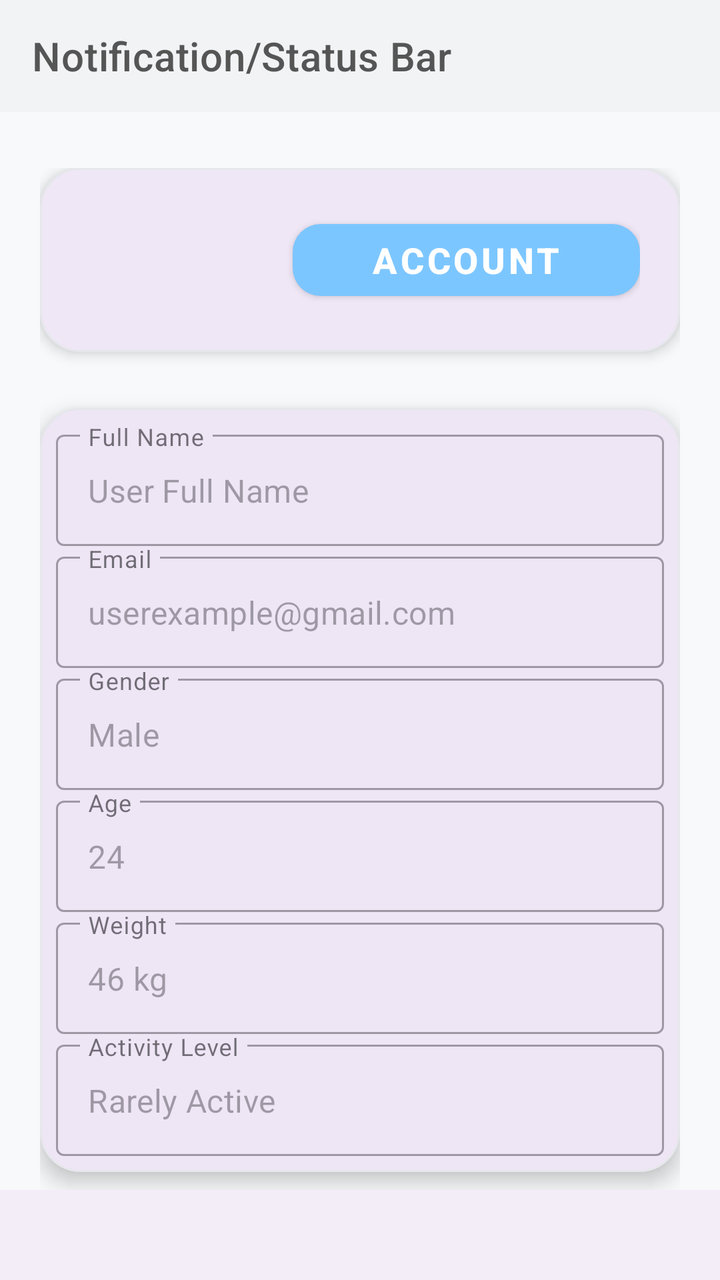
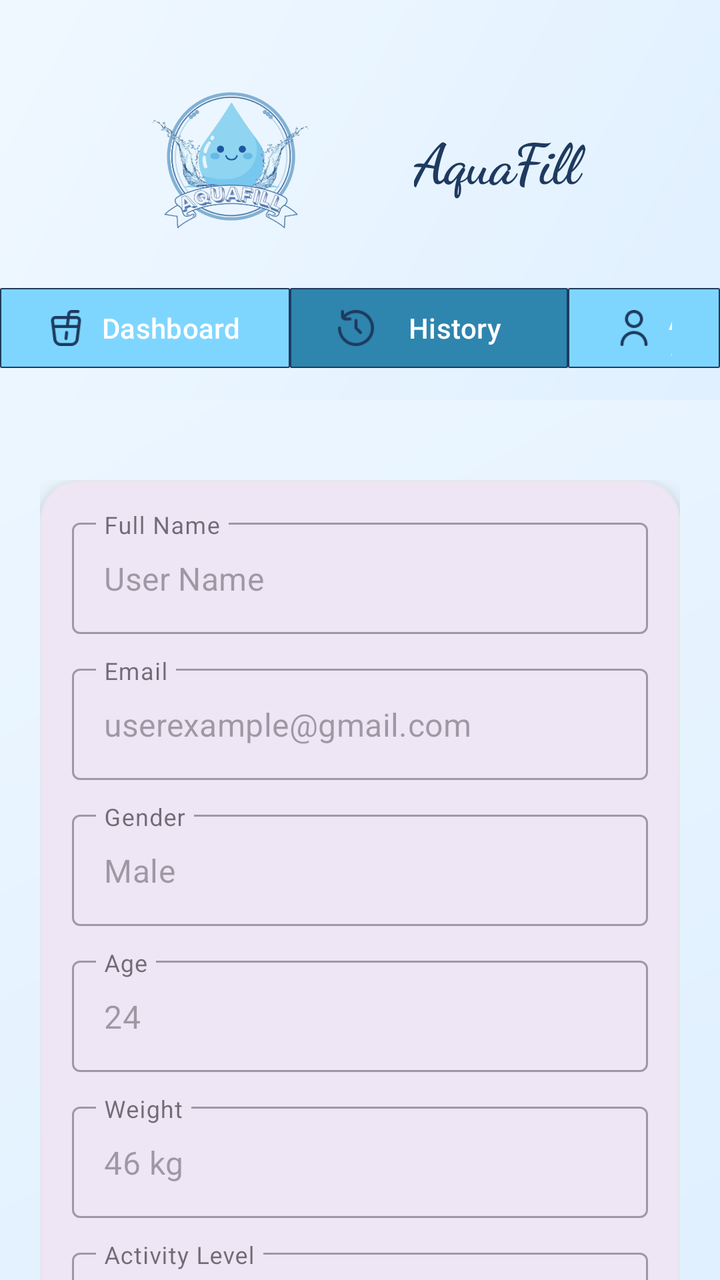

Compare the two renders of this Android layout. The source of the first and the diff that turns it into the second are given below.
<!-- AndroidManifest.xml: application theme Theme.WaterReminder -->
<!-- res/layout/activity_account_view.xml -->
<?xml version="1.0" encoding="utf-8"?>
<androidx.coordinatorlayout.widget.CoordinatorLayout
    xmlns:android="http://schemas.android.com/apk/res/android"
    xmlns:app="http://schemas.android.com/apk/res-auto"
    xmlns:tools="http://schemas.android.com/tools"
    android:layout_width="match_parent"
    android:layout_height="match_parent"
    android:background="#F8F9FA"
    tools:context=".AccountView"
    android:id="@+id/main">

    <com.google.android.material.appbar.MaterialToolbar
        android:id="@+id/toolbar"
        android:layout_width="match_parent"
        android:layout_height="wrap_content"
        android:background="#F1F3F5"
        app:title="Notification/Status Bar"
        app:titleTextColor="#555555"
        app:titleTextAppearance="@style/TextAppearance.MaterialComponents.Headline6"
        style="@style/Widget.MaterialComponents.Toolbar.Surface" />

    <androidx.core.widget.NestedScrollView
        android:layout_width="match_parent"
        android:layout_height="match_parent"
        android:layout_marginTop="?attr/actionBarSize"
        app:layout_behavior="@string/appbar_scrolling_view_behavior">

        <LinearLayout
            android:layout_width="match_parent"
            android:layout_height="wrap_content"
            android:orientation="vertical"
            android:padding="20dp">

            <com.google.android.material.card.MaterialCardView
                android:layout_width="match_parent"
                android:layout_height="wrap_content"
                android:layout_marginBottom="28dp"
                app:cardCornerRadius="20dp"
                app:cardElevation="4dp"
                app:strokeWidth="1dp"
                app:strokeColor="#E5E7EB">

                <LinearLayout
                    android:layout_width="match_parent"
                    android:layout_height="wrap_content"
                    android:padding="20dp"
                    android:gravity="center_vertical"
                    android:orientation="horizontal">

                    <LinearLayout
                        android:layout_width="wrap_content"
                        android:layout_height="wrap_content"
                        android:orientation="horizontal">

                        <com.google.android.material.imageview.ShapeableImageView
                            android:layout_width="58dp"
                            android:layout_height="52dp"
                            android:backgroundTint="#E2E8F0"
                            android:contentDescription="Avatar"
                            />

                        <com.google.android.material.imageview.ShapeableImageView
                            android:layout_width="52dp"
                            android:layout_height="52dp"
                            android:backgroundTint="#E2E8F0"
                            android:layout_marginStart="-20dp"
                            android:contentDescription="Avatar" />

                    </LinearLayout>

                    <com.google.android.material.button.MaterialButton
                        android:layout_width="0dp"
                        android:layout_height="wrap_content"
                        android:layout_weight="1"
                        android:text="Account"
                        android:textSize="18sp"
                        android:textStyle="bold"
                        android:layout_marginStart="16dp"
                        app:cornerRadius="14dp"
                        app:backgroundTint="#7CC6FF"
                        style="@style/Widget.MaterialComponents.Button" />

                </LinearLayout>
            </com.google.android.material.card.MaterialCardView>

            <com.google.android.material.card.MaterialCardView
                android:layout_width="match_parent"
                android:layout_height="wrap_content"
                app:cardCornerRadius="20dp"
                app:cardElevation="6dp"
                app:strokeWidth="1dp"
                app:strokeColor="#E5E7EB">

                <LinearLayout
                    android:layout_width="match_parent"
                    android:layout_height="wrap_content"
                    android:orientation="vertical"
                    android:padding="8dp">

                    <com.google.android.material.textfield.TextInputLayout
                        android:layout_width="match_parent"
                        android:layout_height="wrap_content"
                        android:hint="Full Name"
                        style="@style/Widget.MaterialComponents.TextInputLayout.OutlinedBox">

                        <com.google.android.material.textfield.TextInputEditText
                            android:layout_width="match_parent"
                            android:layout_height="wrap_content"
                            android:text="User Full Name"
                            android:enabled="false" />
                    </com.google.android.material.textfield.TextInputLayout>

                    <com.google.android.material.textfield.TextInputLayout
                        android:layout_width="match_parent"
                        android:layout_height="wrap_content"
                        android:hint="Email"
                        style="@style/Widget.MaterialComponents.TextInputLayout.OutlinedBox">

                        <com.google.android.material.textfield.TextInputEditText
                            android:layout_width="match_parent"
                            android:layout_height="wrap_content"
                            android:text="userexample@gmail.com"
                            android:enabled="false" />
                    </com.google.android.material.textfield.TextInputLayout>

                    <com.google.android.material.textfield.TextInputLayout
                        android:layout_width="match_parent"
                        android:layout_height="wrap_content"
                        android:hint="Gender"
                        style="@style/Widget.MaterialComponents.TextInputLayout.OutlinedBox">

                        <com.google.android.material.textfield.TextInputEditText
                            android:layout_width="match_parent"
                            android:layout_height="wrap_content"
                            android:text="Male"
                            android:enabled="false" />
                    </com.google.android.material.textfield.TextInputLayout>

                    <com.google.android.material.textfield.TextInputLayout
                        android:layout_width="match_parent"
                        android:layout_height="wrap_content"
                        android:hint="Age"
                        style="@style/Widget.MaterialComponents.TextInputLayout.OutlinedBox">

                        <com.google.android.material.textfield.TextInputEditText
                            android:layout_width="match_parent"
                            android:layout_height="wrap_content"
                            android:text="24"
                            android:enabled="false" />
                    </com.google.android.material.textfield.TextInputLayout>

                    <com.google.android.material.textfield.TextInputLayout
                        android:layout_width="match_parent"
                        android:layout_height="wrap_content"
                        android:hint="Weight"
                        style="@style/Widget.MaterialComponents.TextInputLayout.OutlinedBox">

                        <com.google.android.material.textfield.TextInputEditText
                            android:layout_width="match_parent"
                            android:layout_height="wrap_content"
                            android:text="46 kg"
                            android:enabled="false" />
                    </com.google.android.material.textfield.TextInputLayout>

                    <com.google.android.material.textfield.TextInputLayout
                        android:layout_width="match_parent"
                        android:layout_height="wrap_content"
                        android:hint="Activity Level"
                        style="@style/Widget.MaterialComponents.TextInputLayout.OutlinedBox">

                        <com.google.android.material.textfield.TextInputEditText
                            android:layout_width="match_parent"
                            android:layout_height="wrap_content"
                            android:text="Rarely Active"
                            android:enabled="false" />
                    </com.google.android.material.textfield.TextInputLayout>

                </LinearLayout>
            </com.google.android.material.card.MaterialCardView>

            <com.google.android.material.button.MaterialButton
                android:layout_width="match_parent"
                android:layout_height="56dp"
                android:layout_marginTop="32dp"
                android:text="← Back to Dashboard"
                android:textSize="16sp"
                android:textStyle="bold"
                app:cornerRadius="16dp"
                app:backgroundTint="#4A9FFF"
                style="@style/Widget.MaterialComponents.Button" />

        </LinearLayout>
    </androidx.core.widget.NestedScrollView>

    <com.google.android.material.bottomnavigation.BottomNavigationView
        android:layout_width="match_parent"
        android:layout_height="45dp"
        android:layout_gravity="bottom"
        app:labelVisibilityMode="labeled" />

</androidx.coordinatorlayout.widget.CoordinatorLayout>
<!-- resources referenced by this layout -->
<resources>
  <style name="Theme.WaterReminder" parent="Base.Theme.WaterReminder" />
  <style name="Base.Theme.WaterReminder" parent="Theme.Material3.DayNight.NoActionBar">
          
          
      </style>
</resources>

<!-- the commit's change to res/layout/activity_account_view.xml (unified diff, before → after) -->
@@ -5,24 +5,110 @@
     xmlns:tools="http://schemas.android.com/tools"
     android:layout_width="match_parent"
     android:layout_height="match_parent"
-    android:background="#F8F9FA"
+    android:background="@drawable/bg_aquafill"
     tools:context=".AccountView"
     android:id="@+id/main">
 
-    <com.google.android.material.appbar.MaterialToolbar
-        android:id="@+id/toolbar"
+    <com.google.android.material.appbar.AppBarLayout
         android:layout_width="match_parent"
         android:layout_height="wrap_content"
-        android:background="#F1F3F5"
-        app:title="Notification/Status Bar"
-        app:titleTextColor="#555555"
-        app:titleTextAppearance="@style/TextAppearance.MaterialComponents.Headline6"
-        style="@style/Widget.MaterialComponents.Toolbar.Surface" />
+        android:background="@drawable/bg_aquafill"
+        app:elevation="0dp">
+
+        <LinearLayout
+            android:layout_width="match_parent"
+            android:layout_height="wrap_content"
+            android:orientation="vertical"
+            android:paddingHorizontal="0dp"
+            android:paddingBottom="12dp">
+
+            <LinearLayout
+                android:id="@+id/header"
+                android:layout_width="411dp"
+                android:layout_height="wrap_content"
+                android:gravity="center"
+                android:orientation="horizontal"
+                android:paddingTop="40dp"
+                android:paddingHorizontal="24dp">
+
+                <ImageView
+                    android:id="@+id/imageView"
+                    android:layout_width="3dp"
+                    android:layout_height="80dp"
+                    android:layout_weight="1"
+                    app:srcCompat="@drawable/pic" />
+
+                <TextView
+                    android:layout_width="0dp"
+                    android:layout_height="wrap_content"
+                    android:layout_weight="1"
+                    android:text="AquaFill"
+                    android:textColor="#1E3A5F"
+                    android:textSize="28sp"
+                    android:fontFamily="cursive"
+                    android:textStyle="bold"
+                    android:letterSpacing="-0.02" />
+
+            </LinearLayout>
+
+            <LinearLayout
+                android:id="@+id/navBar"
+                android:layout_width="match_parent"
+                android:layout_height="wrap_content"
+                android:orientation="horizontal"
+                android:paddingTop="20dp"
+                android:gravity="center_vertical">
+
+                <com.google.android.material.button.MaterialButton
+                    android:id="@+id/btn_dashboard"
+                    style="@style/Widget.Material3.Button"
+                    android:layout_width="145dp"
+                    android:layout_height="48dp"
+                    android:text="Dashboard"
+                    android:textSize="14sp"
+                    app:backgroundTint="#7ED6FF"
+                    app:cornerRadius="1dp"
+                    app:icon="@drawable/drinkdash"
+                    app:iconTint="#1E3A5F"
+                    app:strokeColor="#1E3A5F"
+                    app:strokeWidth="0.5dp"/>
+
+                <com.google.android.material.button.MaterialButton
+                    android:id="@+id/btnHisto"
+                    style="@style/Widget.Material3.Button"
+                    android:layout_width="139dp"
+                    android:layout_height="48dp"
+                    android:text="History"
+                    android:textSize="14sp"
+                    app:icon="@drawable/histdash"
+                    app:cornerRadius="1dp"
+                    app:backgroundTint="#2E85AE"
+                    app:iconTint="#1E3A5F"
+                    app:strokeColor="#1E3A5F"
+                    app:strokeWidth="0.5dp" />
+
+                <com.google.android.material.button.MaterialButton
+                    android:id="@+id/btnAcc"
+                    style="@style/Widget.Material3.Button"
+                    android:layout_width="wrap_content"
+                    android:layout_height="48dp"
+                    android:text="Account"
+                    android:textSize="14sp"
+                    app:icon="@drawable/acc"
+                    app:cornerRadius="1dp"
+                    app:backgroundTint="#7ED6FF"
+                    app:iconTint="#1E3A5F"
+                    app:strokeColor="#1E3A5F"
+                    app:strokeWidth="0.5dp" />
+            </LinearLayout>
+
+        </LinearLayout>
+    </com.google.android.material.appbar.AppBarLayout>
 
     <androidx.core.widget.NestedScrollView
         android:layout_width="match_parent"
         android:layout_height="match_parent"
-        android:layout_marginTop="?attr/actionBarSize"
+        android:layout_marginTop="20dp"
         app:layout_behavior="@string/appbar_scrolling_view_behavior">
 
         <LinearLayout
@@ -30,58 +116,6 @@
             android:layout_height="wrap_content"
             android:orientation="vertical"
             android:padding="20dp">
-
-            <com.google.android.material.card.MaterialCardView
-                android:layout_width="match_parent"
-                android:layout_height="wrap_content"
-                android:layout_marginBottom="28dp"
-                app:cardCornerRadius="20dp"
-                app:cardElevation="4dp"
-                app:strokeWidth="1dp"
-                app:strokeColor="#E5E7EB">
-
-                <LinearLayout
-                    android:layout_width="match_parent"
-                    android:layout_height="wrap_content"
-                    android:padding="20dp"
-                    android:gravity="center_vertical"
-                    android:orientation="horizontal">
-
-                    <LinearLayout
-                        android:layout_width="wrap_content"
-                        android:layout_height="wrap_content"
-                        android:orientation="horizontal">
-
-                        <com.google.android.material.imageview.ShapeableImageView
-                            android:layout_width="58dp"
-                            android:layout_height="52dp"
-                            android:backgroundTint="#E2E8F0"
-                            android:contentDescription="Avatar"
-                            />
-
-                        <com.google.android.material.imageview.ShapeableImageView
-                            android:layout_width="52dp"
-                            android:layout_height="52dp"
-                            android:backgroundTint="#E2E8F0"
-                            android:layout_marginStart="-20dp"
-                            android:contentDescription="Avatar" />
-
-                    </LinearLayout>
-
-                    <com.google.android.material.button.MaterialButton
-                        android:layout_width="0dp"
-                        android:layout_height="wrap_content"
-                        android:layout_weight="1"
-                        android:text="Account"
-                        android:textSize="18sp"
-                        android:textStyle="bold"
-                        android:layout_marginStart="16dp"
-                        app:cornerRadius="14dp"
-                        app:backgroundTint="#7CC6FF"
-                        style="@style/Widget.MaterialComponents.Button" />
-
-                </LinearLayout>
-            </com.google.android.material.card.MaterialCardView>
 
             <com.google.android.material.card.MaterialCardView
                 android:layout_width="match_parent"
@@ -95,24 +129,26 @@
                     android:layout_width="match_parent"
                     android:layout_height="wrap_content"
                     android:orientation="vertical"
-                    android:padding="8dp">
-
-                    <com.google.android.material.textfield.TextInputLayout
-                        android:layout_width="match_parent"
-                        android:layout_height="wrap_content"
+                    android:padding="16dp">
+
+                    <com.google.android.material.textfield.TextInputLayout
+                        android:layout_width="match_parent"
+                        android:layout_height="wrap_content"
+                        android:layout_marginBottom="12dp"
                         android:hint="Full Name"
                         style="@style/Widget.MaterialComponents.TextInputLayout.OutlinedBox">
 
                         <com.google.android.material.textfield.TextInputEditText
                             android:layout_width="match_parent"
                             android:layout_height="wrap_content"
-                            android:text="User Full Name"
-                            android:enabled="false" />
-                    </com.google.android.material.textfield.TextInputLayout>
-
-                    <com.google.android.material.textfield.TextInputLayout
-                        android:layout_width="match_parent"
-                        android:layout_height="wrap_content"
+                            android:text="User Name"
+                            android:enabled="false" />
+                    </com.google.android.material.textfield.TextInputLayout>
+
+                    <com.google.android.material.textfield.TextInputLayout
+                        android:layout_width="match_parent"
+                        android:layout_height="wrap_content"
+                        android:layout_marginBottom="12dp"
                         android:hint="Email"
                         style="@style/Widget.MaterialComponents.TextInputLayout.OutlinedBox">
 
@@ -126,6 +162,7 @@
                     <com.google.android.material.textfield.TextInputLayout
                         android:layout_width="match_parent"
                         android:layout_height="wrap_content"
+                        android:layout_marginBottom="12dp"
                         android:hint="Gender"
                         style="@style/Widget.MaterialComponents.TextInputLayout.OutlinedBox">
 
@@ -139,6 +176,7 @@
                     <com.google.android.material.textfield.TextInputLayout
                         android:layout_width="match_parent"
                         android:layout_height="wrap_content"
+                        android:layout_marginBottom="12dp"
                         android:hint="Age"
                         style="@style/Widget.MaterialComponents.TextInputLayout.OutlinedBox">
 
@@ -152,6 +190,7 @@
                     <com.google.android.material.textfield.TextInputLayout
                         android:layout_width="match_parent"
                         android:layout_height="wrap_content"
+                        android:layout_marginBottom="12dp"
                         android:hint="Weight"
                         style="@style/Widget.MaterialComponents.TextInputLayout.OutlinedBox">
 
@@ -192,10 +231,4 @@
         </LinearLayout>
     </androidx.core.widget.NestedScrollView>
 
-    <com.google.android.material.bottomnavigation.BottomNavigationView
-        android:layout_width="match_parent"
-        android:layout_height="45dp"
-        android:layout_gravity="bottom"
-        app:labelVisibilityMode="labeled" />
-
 </androidx.coordinatorlayout.widget.CoordinatorLayout>
<!-- resource entries referenced after the edit -->
@@ -1,5 +1,16 @@
 <!-- resources referenced by this layout -->
 <resources>
+  <!-- drawable acc: png bitmap (drawable, 785 bytes) -->
+  <!-- drawable bg_aquafill (drawable) -->
+  <shape xmlns:android="http://schemas.android.com/apk/res/android">
+      <gradient
+          android:startColor="#E0F0FF"
+          android:endColor="#F0F8FF"
+          android:angle="135"/>
+  </shape>
+  <!-- drawable drinkdash: png bitmap (drawable, 769 bytes) -->
+  <!-- drawable histdash: png bitmap (drawable, 953 bytes) -->
+  <!-- drawable pic: png bitmap (drawable, 244769 bytes) -->
   <style name="Theme.WaterReminder" parent="Base.Theme.WaterReminder" />
   <style name="Base.Theme.WaterReminder" parent="Theme.Material3.DayNight.NoActionBar">
           
